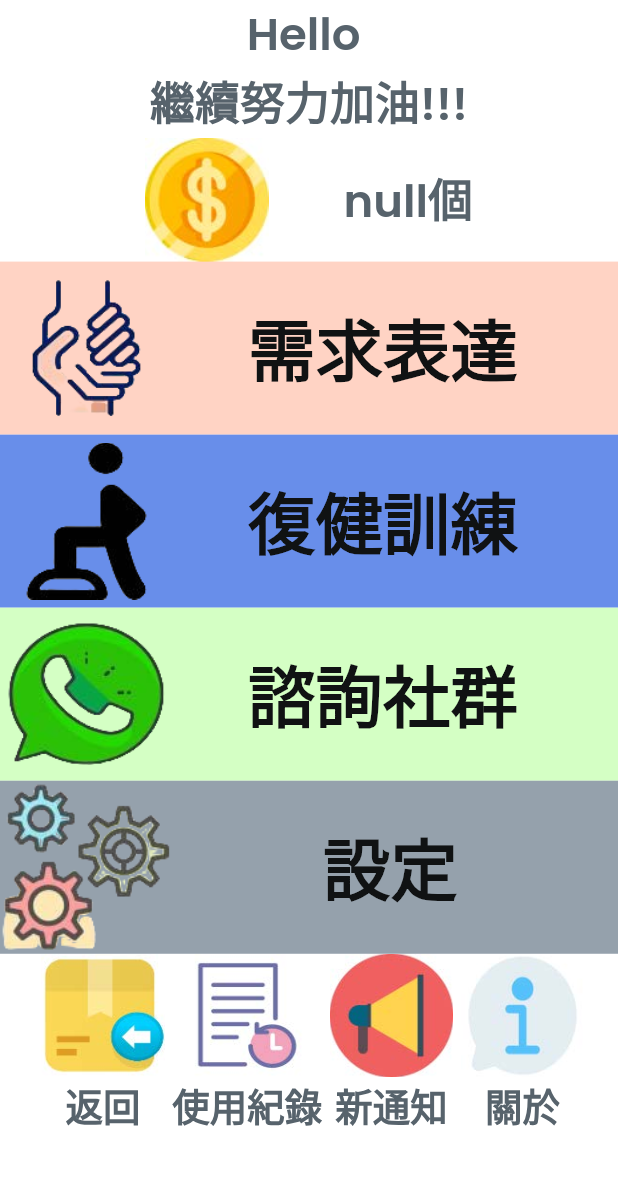
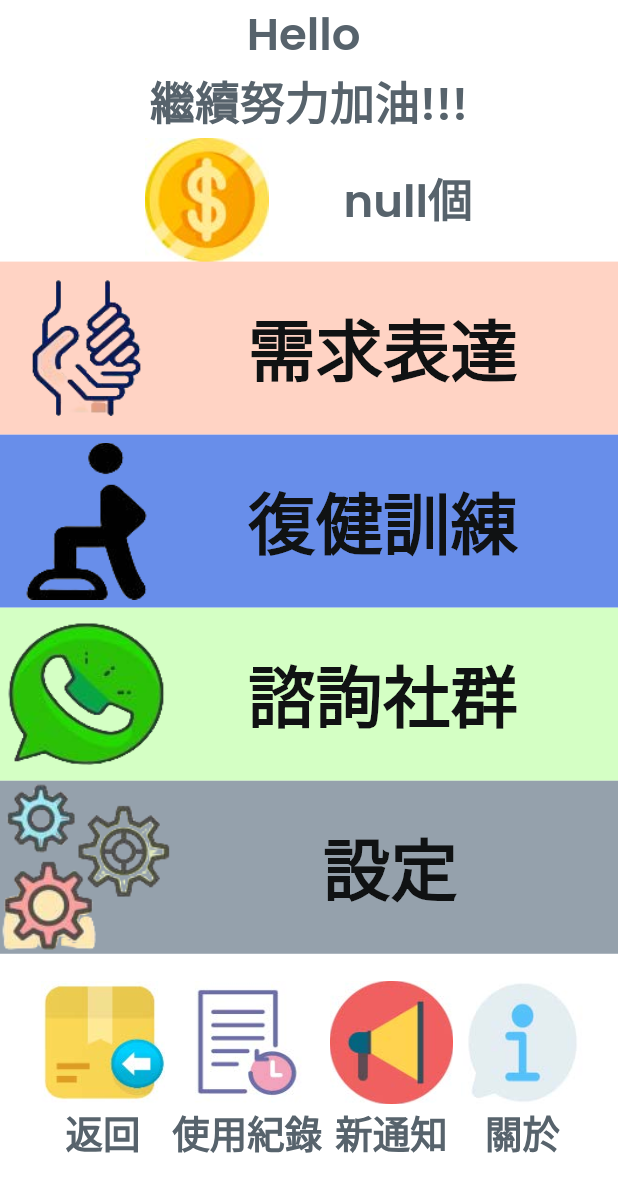
Before and after one commit to cherrytank/stroke_rehabilitation_app, a Flutter app: the HomeWidget screen opened by its route, on a phone screen of 412 x 824 dp. Shown: the top 1192 px of the screen. Run offline on Flutter 3.47's test engine with Material 2 defaults, Android fonts, the phone set to English and light mode, and no system bars; drawn by our look-alikes of auto_size_text; our stand-ins replace audioplayers, cached_network_image, camera, dropdown_button2, easy_debounce, firebase_core and 15 more; missing offline and left inert: google_mlkit_commons, json_path, workmanager; accounts and stored records are empty; network calls fail; statements that could not run were skipped.

Commit message:
首頁頂部按鈕位置調整

```diff
--- a/lib/home/home_widget.dart
+++ b/lib/home/home_widget.dart
@@ -321,7 +321,9 @@ class _HomeWidgetState extends State<HomeWidget> {
                   ),
                 ],
               ),
-              SingleChildScrollView(
+          Padding(
+            padding: EdgeInsetsDirectional.fromSTEB(0, 18, 0, 0),                 //測試row
+              child:SingleChildScrollView(
                 scrollDirection: Axis.horizontal,
                 child: Row(
                   mainAxisSize: MainAxisSize.max,
@@ -454,6 +456,7 @@ class _HomeWidgetState extends State<HomeWidget> {
                   ],
                 ),
               ),
+          ),
             ],
           ),
         ),
```
